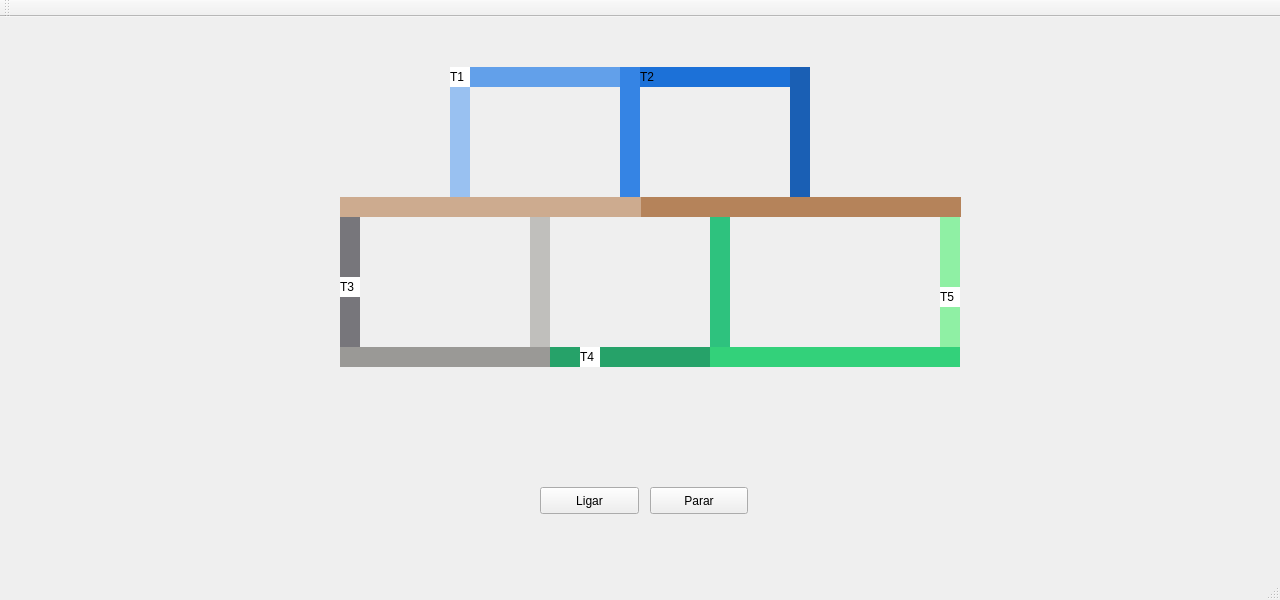
vhtor/ufrn-so, file trens/src/mainwindow.ui: the form before one commit.
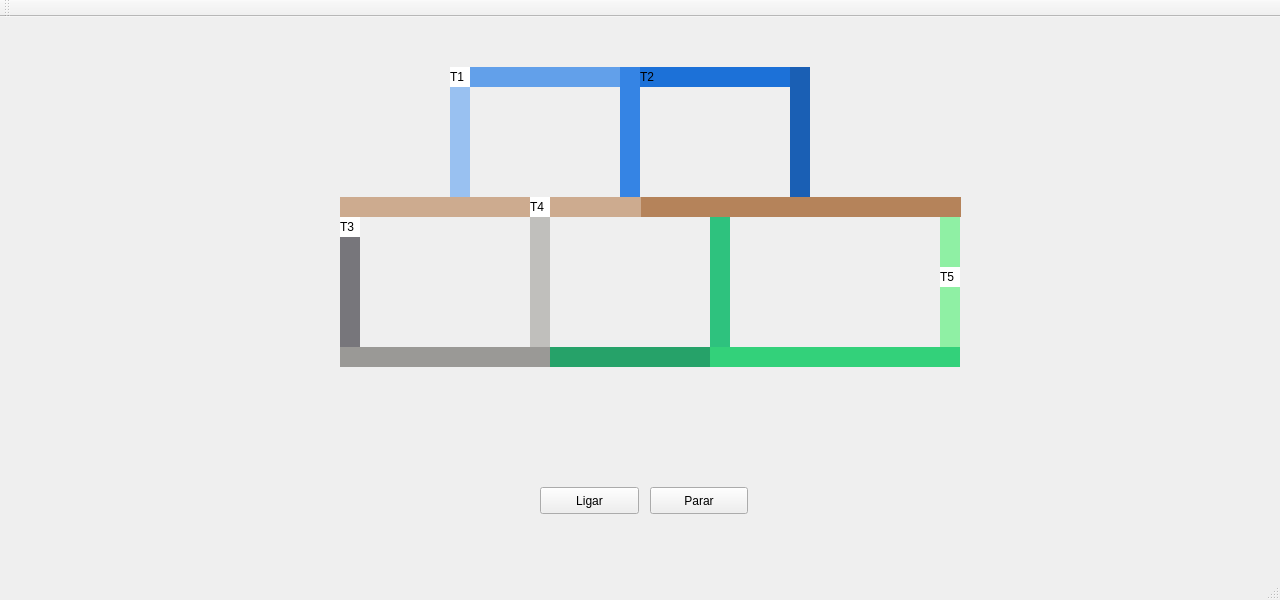
The form after the commit.

What changed in the file:
```diff
--- a/trens/src/mainwindow.ui
+++ b/trens/src/mainwindow.ui
@@ -310,7 +310,7 @@
     <property name="geometry">
      <rect>
       <x>340</x>
-      <y>260</y>
+      <y>200</y>
       <width>20</width>
       <height>20</height>
      </rect>
@@ -325,8 +325,8 @@
    <widget class="QLabel" name="label_trem4">
     <property name="geometry">
      <rect>
-      <x>580</x>
-      <y>330</y>
+      <x>530</x>
+      <y>180</y>
       <width>20</width>
       <height>20</height>
      </rect>
@@ -342,7 +342,7 @@
     <property name="geometry">
      <rect>
       <x>940</x>
-      <y>270</y>
+      <y>250</y>
       <width>20</width>
       <height>20</height>
      </rect>
```
Left out of the diff: 6 changed lines with no effect on the pictures.
